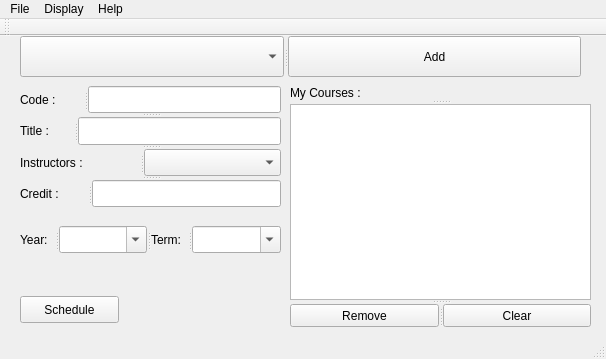
Above: mainwindow.ui from yycho0108/OlinScheduler before the change. Below: the same form after it.
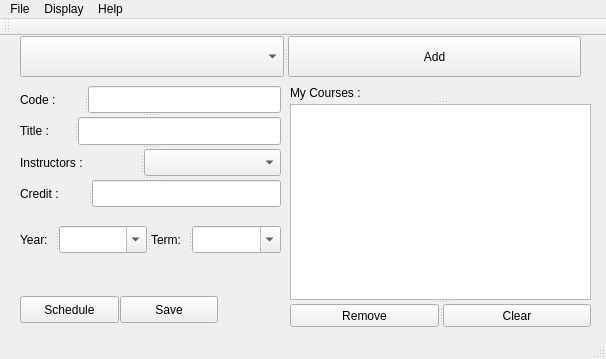
That is the form after the change.

Commit message: integrated data-fetching UI with the main application

Diff of the .ui file:
```diff
--- a/mainwindow.ui
+++ b/mainwindow.ui
@@ -183,6 +183,19 @@
      </property>
     </widget>
    </widget>
+   <widget class="QPushButton" name="saveBtn">
+    <property name="geometry">
+     <rect>
+      <x>120</x>
+      <y>260</y>
+      <width>98</width>
+      <height>27</height>
+     </rect>
+    </property>
+    <property name="text">
+     <string>Save</string>
+    </property>
+   </widget>
   </widget>
   <widget class="QMenuBar" name="menuBar">
    <property name="enabled">
```
The commit also changes 7 other files.
